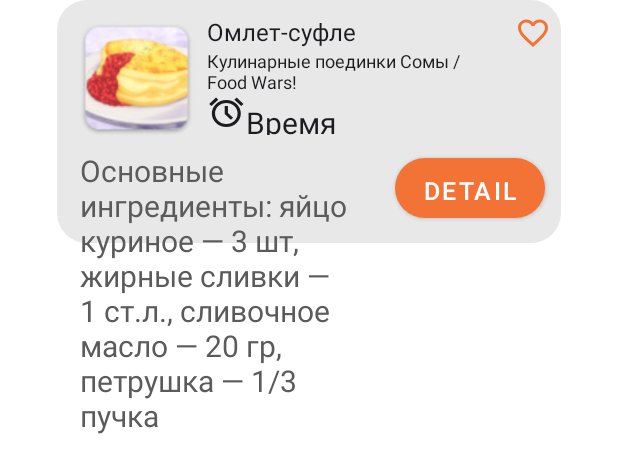
After one commit to Dan1l0s/mdev_course_work, an Android app: the layout view_recipe.xml on its own in the app's theme, with its tools: preview values and no code run, on a phone screen of 412 x 824 dp. The commit adds this screen. Shown: the top 473 px of the screen. Run offline under Robolectric (Android 15) with nearby library versions, the phone set to English and light mode, and no system bars; Roboto replaces fonts that are not available here.

Commit message:
Initial commit

```diff
--- a/app/src/main/java/ru/dan1l0s/project/Constants.java
+++ b/app/src/main/java/ru/dan1l0s/project/Constants.java
@@ -3,5 +3,6 @@ package ru.dan1l0s.project;
 public class Constants {
   public static final String DATABASE_LINK = "https://anirecipe-62757-default-rtdb.firebaseio.com/";
   public static final String USERS_KEY = "Users";
+  public static final String RECIPES_KEY = "Recipes";
   public static String USER_UID = "no_id";
 }
--- a/app/src/main/res/drawable-nodpi/____shape.xml
+++ b/app/src/main/res/drawable-nodpi/card_shape.xml
@@ -3,5 +3,5 @@
 <shape xmlns:android="http://schemas.android.com/apk/res/android"
 	android:shape="rectangle" >
 	<corners android:radius="20dp" />
-	<solid android:color="@color/____color" />
+	<solid android:color="@color/card_background_color" />
 </shape>
--- /dev/null
+++ b/app/src/main/res/layout/view_recipe.xml
@@ -0,0 +1,108 @@
+<?xml version="1.0" encoding="utf-8"?>
+<androidx.constraintlayout.widget.ConstraintLayout xmlns:android="http://schemas.android.com/apk/res/android"
+    xmlns:app="http://schemas.android.com/apk/res-auto"
+    xmlns:tools="http://schemas.android.com/tools"
+    android:layout_width="match_parent"
+    android:layout_height="match_parent">
+
+    <RelativeLayout
+        android:id="@+id/cardLayout"
+        android:layout_width="wrap_content"
+        android:layout_height="wrap_content"
+        android:gravity="center"
+        app:layout_constraintEnd_toEndOf="parent"
+        app:layout_constraintStart_toStartOf="parent"
+        tools:ignore="MissingConstraints">
+
+        <View
+            android:id="@+id/card"
+            android:layout_width="336dp"
+            android:layout_height="162dp"
+            android:layout_marginTop="0dp"
+            android:background="@drawable/card_shape" />
+
+        <TextView
+            android:id="@+id/recipe_ingredients"
+            android:layout_width="200dp"
+            android:layout_height="wrap_content"
+            android:layout_marginStart="15dp"
+            android:layout_marginTop="100dp"
+            android:text="Основные ингредиенты: яйцо куриное — 3 шт, жирные сливки — 1 ст.л., сливочное масло — 20 гр, петрушка — 1/3 пучка"
+            android:textColor="@color/card_side_text"
+            android:textSize="30px" />
+
+
+        <ImageView
+            android:id="@+id/recipe_image"
+            android:layout_width="75dp"
+            android:layout_height="75dp"
+            android:layout_marginStart="15dp"
+            android:layout_marginTop="15dp"
+            android:src="@drawable/image_1" />
+
+        <TextView
+            android:id="@+id/recipe_title"
+            android:layout_width="190dp"
+            android:layout_height="wrap_content"
+            android:layout_marginStart="100dp"
+            android:layout_marginTop="10dp"
+            android:text="@string/recipe_title"
+            android:textColor="@color/card_text_color"
+            android:textSize="16sp" />
+
+        <ImageView
+            android:id="@+id/timer"
+            android:layout_width="wrap_content"
+            android:layout_height="wrap_content"
+            android:layout_below="@id/recipe_source"
+            android:layout_alignStart="@id/recipe_source"
+            android:layout_marginStart="0dp"
+            android:src="@drawable/timer_icon_new" />
+
+        <TextView
+            android:id="@+id/recipe_cooking_time"
+            android:layout_width="180dp"
+            android:layout_height="22dp"
+            android:layout_below="@+id/recipe_source"
+            android:layout_marginTop="5dp"
+            android:layout_toRightOf="@+id/timer"
+            android:text="@string/cooking_time"
+            android:textColor="@color/card_text_color"
+            android:textSize="30px" />
+
+        <Button
+            android:id="@+id/details_button"
+            android:layout_width="100dp"
+            android:layout_height="40dp"
+            android:layout_below="@+id/recipe_cooking_time"
+            android:layout_marginStart="10dp"
+            android:layout_marginTop="15dp"
+            android:layout_toEndOf="@id/recipe_ingredients"
+            android:background="@drawable/button"
+            android:backgroundTint="@color/primary_orange"
+            android:text="@string/recipe_details"
+            android:textSize="25px" />
+
+        <TextView
+            android:id="@+id/recipe_source"
+            android:layout_width="195dp"
+            android:layout_height="wrap_content"
+            android:layout_below="@id/recipe_title"
+            android:layout_marginStart="100dp"
+            android:text="@string/source_text"
+            android:textColor="@color/card_text_color"
+            android:textSize="12sp" />
+
+        <ImageView
+            android:id="@+id/recipe_favorite"
+            android:layout_width="wrap_content"
+            android:layout_height="wrap_content"
+            android:layout_marginStart="15dp"
+            android:layout_marginTop="10dp"
+            android:layout_toEndOf="@id/recipe_title"
+            android:src="@drawable/baseline_favorite_border_24" />
+
+
+    </RelativeLayout>
+
+</androidx.constraintlayout.widget.ConstraintLayout>
--- a/app/src/main/res/values/colors.xml
+++ b/app/src/main/res/values/colors.xml
@@ -16,8 +16,8 @@
     <color name="yellow">#FFEB3B</color>
 
     <color name="_bg__recipe_new_color">#000000</color>
-    <color name="____color">#E8E8E8</color>
-    <color name="___________color">#5B5B5B</color>
+    <color name="card_background_color">#E8E8E8</color>
+    <color name="card_side_text">#5B5B5B</color>
     <color name="card_text_color">#1C1B1F</color>
     <color name="primary_orange">#F37337</color>
 
```
